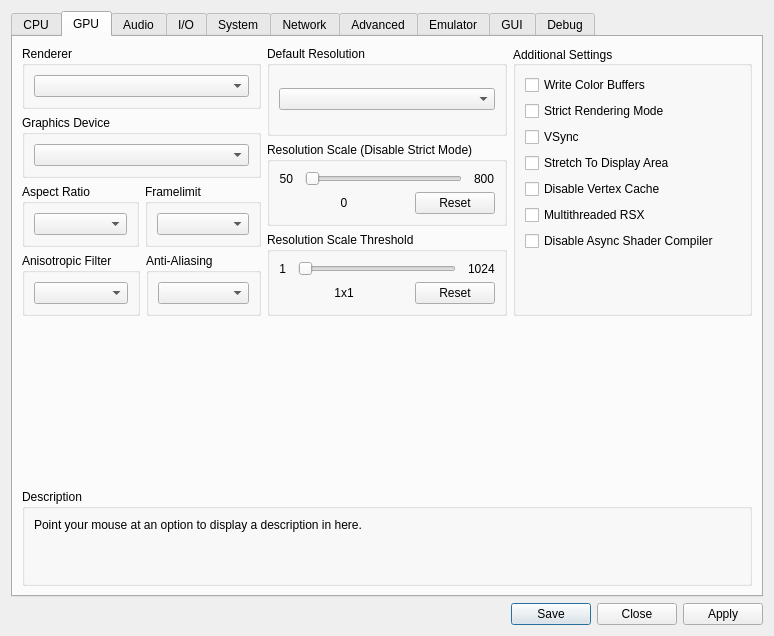
Old version of the form rpcs3/rpcs3qt/settings_dialog.ui in the repository RPCS3/rpcs3.
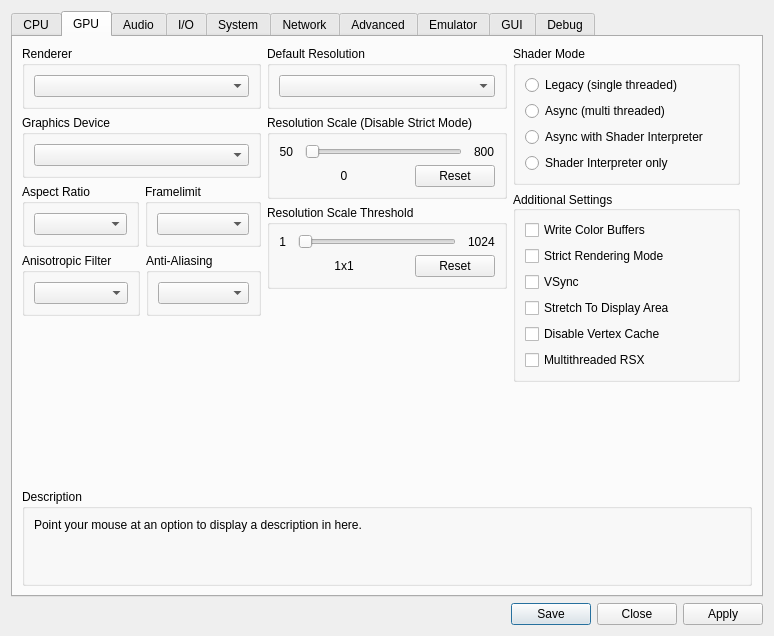
New version of the form. The open tabs and pages were chosen to show the change. Icons and pictures are not drawn.

Commit message:
rsx/interpreter: merge shader settings
- merge disable_asynchronous_shader_compiler and interpreter_mode
- removes disable_asynchronous_shader_compiler setting
- Adds the resulting settings as radio buttons to the gui tab

Patch:
```diff
--- a/rpcs3/rpcs3qt/settings_dialog.ui
+++ b/rpcs3/rpcs3qt/settings_dialog.ui
@@ -432,6 +432,22 @@
              </layout>
             </widget>
            </item>
+           <item>
+            <spacer name="gpu_tab_layout_right_spacer">
+             <property name="orientation">
+              <enum>Qt::Vertical</enum>
+             </property>
+             <property name="sizeType">
+              <enum>QSizePolicy::MinimumExpanding</enum>
+             </property>
+             <property name="sizeHint" stdset="0">
+              <size>
+               <width>0</width>
+               <height>0</height>
+              </size>
+             </property>
+            </spacer>
+           </item>
           </layout>
          </item>
          <item>
@@ -594,7 +610,74 @@
              </item>
             </layout>
            </item>
+           <item>
+            <spacer name="gpu_tab_layout_middle_spacer">
+             <property name="orientation">
+              <enum>Qt::Vertical</enum>
+             </property>
+             <property name="sizeType">
+              <enum>QSizePolicy::MinimumExpanding</enum>
+             </property>
+             <property name="sizeHint" stdset="0">
+              <size>
+               <width>0</width>
+               <height>0</height>
+              </size>
+             </property>
+            </spacer>
+           </item>
           </layout>
+         </item>
+         <item>
+          <layout class="QVBoxLayout" name="gpuTabLayoutRight">
+           <property name="rightMargin">
+            <number>12</number>
+           </property>
+           <property name="bottomMargin">
+            <number>12</number>
+           </property>
+           <item>
+            <widget class="QGroupBox" name="gb_shader_mode">
+             <property name="minimumSize">
+              <size>
+               <width>0</width>
+               <height>123</height>
+              </size>
+             </property>
+             <property name="title">
+              <string>Shader Mode</string>
+             </property>
+             <layout class="QVBoxLayout" name="verticalLayout">
+              <item>
+               <widget class="QRadioButton" name="rb_legacy_recompiler">
+                <property name="text">
+                 <string notr="true">Legacy (single threaded)</string>
+                </property>
+               </widget>
+              </item>
+              <item>
+               <widget class="QRadioButton" name="rb_async_recompiler">
+                <property name="text">
+                 <string notr="true">Async (multi threaded)</string>
+                </property>
+               </widget>
+              </item>
+              <item>
+               <widget class="QRadioButton" name="rb_async_with_shader_interpreter">
+                <property name="text">
+                 <string notr="true">Async with Shader Interpreter</string>
+                </property>
+               </widget>
+              </item>
+              <item>
+               <widget class="QRadioButton" name="rb_shader_interpreter_only">
+                <property name="text">
+                 <string notr="true">Shader Interpreter only</string>
+                </property>
+               </widget>
+              </item>
+             </layout>
+            </widget>
          </item>
          <item>
           <widget class="QGroupBox" name="gb_additional_settings">
@@ -653,13 +736,6 @@
               </property>
              </widget>
             </item>
-            <item>
-             <widget class="QCheckBox" name="disableAsyncShaders">
-              <property name="text">
-               <string>Disable Async Shader Compiler</string>
-              </property>
-             </widget>
-            </item>
             <item>
              <spacer name="additional_settings_spacer">
               <property name="orientation">
@@ -678,6 +754,8 @@
             </item>
            </layout>
           </widget>
+           </item>
+          </layout>
          </item>
         </layout>
        </item>
```
Lines whose indentation alone changed are shown as unchanged. The commit also changes 11 other files.
